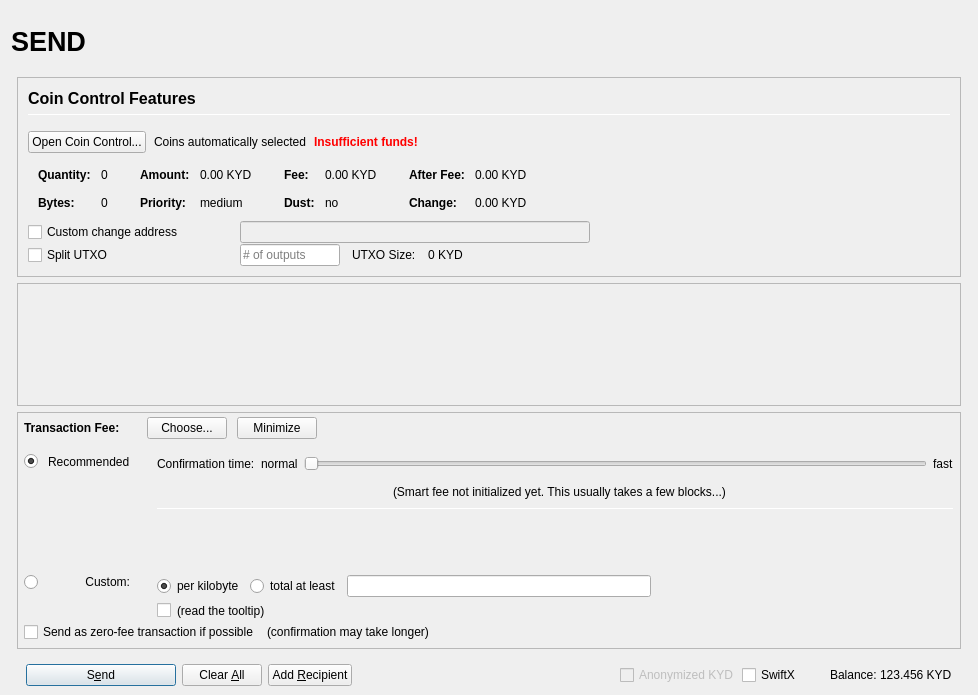
First picture: the form in src/qt/forms/sendcoinsdialog.ui, repository kydcoin/KYD3, before the edit.
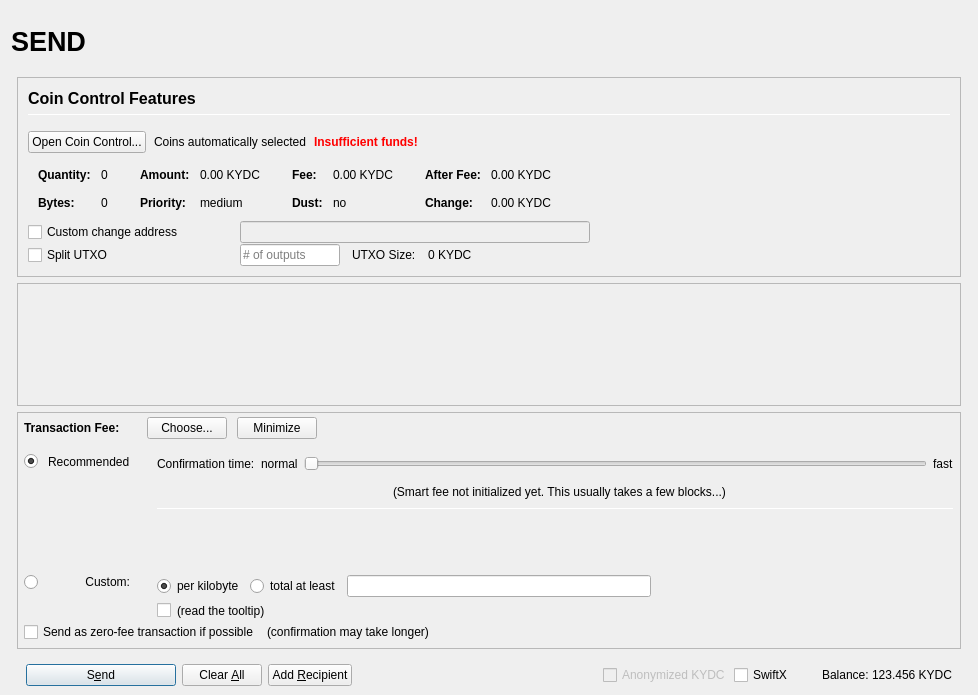
Second picture: the form after the edit. Icons and pictures are not drawn. Custom widgets are drawn as their Qt base class.

Commit message: Change ticker from KYD to KYDC

Diff of the .ui file:
```diff
--- a/src/qt/forms/sendcoinsdialog.ui
+++ b/src/qt/forms/sendcoinsdialog.ui
@@ -493,7 +493,7 @@
                         <enum>Qt::ActionsContextMenu</enum>
                        </property>
                        <property name="text">
-                        <string notr="true">0.00 KYD</string>
+                        <string notr="true">0.00 KYDC</string>
                        </property>
                        <property name="textInteractionFlags">
                         <set>Qt::LinksAccessibleByMouse|Qt::TextSelectableByKeyboard|Qt::TextSelectableByMouse</set>
@@ -573,7 +573,7 @@
                         <enum>Qt::ActionsContextMenu</enum>
                        </property>
                        <property name="text">
-                        <string notr="true">0.00 KYD</string>
+                        <string notr="true">0.00 KYDC</string>
                        </property>
                        <property name="textInteractionFlags">
                         <set>Qt::LinksAccessibleByMouse|Qt::TextSelectableByKeyboard|Qt::TextSelectableByMouse</set>
@@ -653,7 +653,7 @@
                         <enum>Qt::ActionsContextMenu</enum>
                        </property>
                        <property name="text">
-                        <string notr="true">0.00 KYD</string>
+                        <string notr="true">0.00 KYDC</string>
                        </property>
                        <property name="textInteractionFlags">
                         <set>Qt::LinksAccessibleByMouse|Qt::TextSelectableByKeyboard|Qt::TextSelectableByMouse</set>
@@ -682,7 +682,7 @@
                         <enum>Qt::ActionsContextMenu</enum>
                        </property>
                        <property name="text">
-                        <string notr="true">0.00 KYD</string>
+                        <string notr="true">0.00 KYDC</string>
                        </property>
                        <property name="textInteractionFlags">
                         <set>Qt::LinksAccessibleByMouse|Qt::TextSelectableByKeyboard|Qt::TextSelectableByMouse</set>
@@ -849,7 +849,7 @@
                 <item>
                  <widget class="QLabel" name="labelBlockSize">
                   <property name="text">
-                   <string>0 KYD</string>
+                   <string>0 KYDC</string>
                   </property>
                  </widget>
                 </item>
@@ -1686,7 +1686,7 @@
                 <bool>false</bool>
                </property>
                <property name="text">
-                <string>Anonymized KYD</string>
+                <string>Anonymized KYDC</string>
                </property>
               </widget>
              </item>
@@ -1725,7 +1725,7 @@
                 <cursorShape>IBeamCursor</cursorShape>
                </property>
                <property name="text">
-                <string notr="true">123.456 KYD</string>
+                <string notr="true">123.456 KYDC</string>
                </property>
                <property name="textInteractionFlags">
                 <set>Qt::LinksAccessibleByMouse|Qt::TextSelectableByKeyboard|Qt::TextSelectableByMouse</set>
```
Left out of the diff: 8 changed lines with no effect on the pictures. The commit also changes 75 other files.
